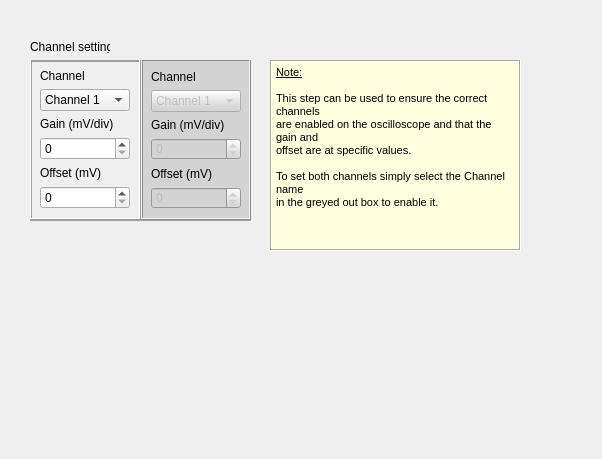
First picture: the form in Widget_Library/widget_oscilloscope_channels.ui, repository 8foldrepo/RF_Balance_Profound, before the edit.
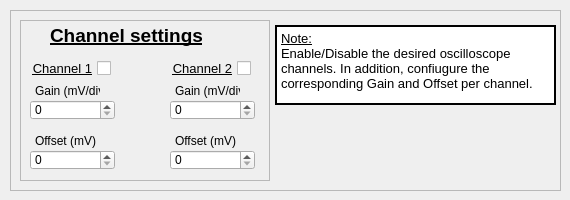
Second picture: the form after the edit.

Diff of the .ui file:
```diff
--- a/Widget_Library/widget_oscilloscope_channels.ui
+++ b/Widget_Library/widget_oscilloscope_channels.ui
@@ -6,226 +6,235 @@
    <rect>
     <x>0</x>
     <y>0</y>
-    <width>602</width>
-    <height>459</height>
+    <width>570</width>
+    <height>200</height>
    </rect>
   </property>
+  <property name="minimumSize">
+   <size>
+    <width>570</width>
+    <height>200</height>
+   </size>
+  </property>
+  <property name="maximumSize">
+   <size>
+    <width>670</width>
+    <height>300</height>
+   </size>
+  </property>
   <property name="windowTitle">
    <string>Form</string>
   </property>
-  <widget class="QLabel" name="label">
+  <widget class="QFrame" name="frame_2">
    <property name="geometry">
     <rect>
-     <x>30</x>
-     <y>40</y>
-     <width>80</width>
-     <height>13</height>
-    </rect>
-   </property>
-   <property name="text">
-    <string>Channel settings</string>
-   </property>
-  </widget>
-  <widget class="QFrame" name="channel_set_frame">
-   <property name="geometry">
-    <rect>
-     <x>30</x>
-     <y>60</y>
-     <width>221</width>
-     <height>161</height>
+     <x>10</x>
+     <y>10</y>
+     <width>551</width>
+     <height>181</height>
     </rect>
    </property>
    <property name="frameShape">
-    <enum>QFrame::Box</enum>
+    <enum>QFrame::StyledPanel</enum>
    </property>
    <property name="frameShadow">
     <enum>QFrame::Raised</enum>
    </property>
-   <widget class="QWidget" name="layoutWidget">
+   <widget class="QTextBrowser" name="config_osc_channel_note">
     <property name="geometry">
      <rect>
-      <x>0</x>
-      <y>-1</y>
-      <width>221</width>
-      <height>161</height>
+      <x>265</x>
+      <y>15</y>
+      <width>281</width>
+      <height>80</height>
      </rect>
     </property>
-    <layout class="QHBoxLayout" name="channel_set_horz">
-     <property name="spacing">
-      <number>0</number>
-     </property>
-     <item>
-      <widget class="QFrame" name="channel_frame_left">
-       <property name="frameShape">
-        <enum>QFrame::Box</enum>
-       </property>
-       <property name="frameShadow">
-        <enum>QFrame::Raised</enum>
-       </property>
-       <widget class="QWidget" name="layoutWidget">
-        <property name="geometry">
-         <rect>
-          <x>10</x>
-          <y>10</y>
-          <width>90</width>
-          <height>140</height>
-         </rect>
-        </property>
-        <layout class="QVBoxLayout" name="channel_gain_offset_vert">
-         <item>
-          <widget class="QLabel" name="label_2">
-           <property name="text">
-            <string>Channel</string>
-           </property>
-          </widget>
-         </item>
-         <item>
-          <widget class="QComboBox" name="channel_combo">
-           <item>
-            <property name="text">
-             <string>Channel 1</string>
-            </property>
-           </item>
-           <item>
-            <property name="text">
-             <string>Channel 2</string>
-            </property>
-           </item>
-          </widget>
-         </item>
-         <item>
-          <widget class="QLabel" name="label_4">
-           <property name="text">
-            <string>Gain (mV/div)</string>
-           </property>
-          </widget>
-         </item>
-         <item>
-          <widget class="QSpinBox" name="gain_spin"/>
-         </item>
-         <item>
-          <widget class="QLabel" name="label_5">
-           <property name="text">
-            <string>Offset (mV)</string>
-           </property>
-          </widget>
-         </item>
-         <item>
-          <widget class="QSpinBox" name="offset_spin"/>
-         </item>
-        </layout>
-       </widget>
-      </widget>
-     </item>
-     <item>
-      <widget class="QFrame" name="channel_right_right">
-       <property name="styleSheet">
-        <string notr="true">background:lightgrey</string>
-       </property>
-       <property name="frameShape">
-        <enum>QFrame::Box</enum>
-       </property>
-       <property name="frameShadow">
-        <enum>QFrame::Raised</enum>
-       </property>
-       <widget class="QWidget" name="layoutWidget">
-        <property name="geometry">
-         <rect>
-          <x>10</x>
-          <y>10</y>
-          <width>90</width>
-          <height>140</height>
-         </rect>
-        </property>
-        <layout class="QVBoxLayout" name="channel_gain_offset_right_vert">
-         <item>
-          <widget class="QLabel" name="label_3">
-           <property name="text">
-            <string>Channel</string>
-           </property>
-          </widget>
-         </item>
-         <item>
-          <widget class="QComboBox" name="channel_right_combo">
-           <property name="enabled">
-            <bool>false</bool>
-           </property>
-           <item>
-            <property name="text">
-             <string>Channel 1</string>
-            </property>
-           </item>
-           <item>
-            <property name="text">
-             <string>Channel 2</string>
-            </property>
-           </item>
-          </widget>
-         </item>
-         <item>
-          <widget class="QLabel" name="label_6">
-           <property name="text">
-            <string>Gain (mV/div)</string>
-           </property>
-          </widget>
-         </item>
-         <item>
-          <widget class="QSpinBox" name="gain_right_spin">
-           <property name="enabled">
-            <bool>false</bool>
-           </property>
-          </widget>
-         </item>
-         <item>
-          <widget class="QLabel" name="label_7">
-           <property name="text">
-            <string>Offset (mV)</string>
-           </property>
-          </widget>
-         </item>
-         <item>
-          <widget class="QSpinBox" name="offset_right_spin">
-           <property name="enabled">
-            <bool>false</bool>
-           </property>
-          </widget>
-         </item>
-        </layout>
-       </widget>
-      </widget>
-     </item>
-    </layout>
-   </widget>
-  </widget>
-  <widget class="QTextBrowser" name="config_osc_channel_note">
-   <property name="geometry">
-    <rect>
-     <x>270</x>
-     <y>60</y>
-     <width>251</width>
-     <height>191</height>
-    </rect>
-   </property>
-   <property name="styleSheet">
-    <string notr="true">background-color:lightyellow</string>
-   </property>
-   <property name="frameShape">
-    <enum>QFrame::Box</enum>
-   </property>
-   <property name="html">
-    <string>&lt;!DOCTYPE HTML PUBLIC &quot;-//W3C//DTD HTML 4.0//EN&quot; &quot;http://www.w3.org/TR/REC-html40/strict.dtd&quot;&gt;
+    <property name="styleSheet">
+     <string notr="true">background-color:rgb(255, 255, 255);</string>
+    </property>
+    <property name="frameShape">
+     <enum>QFrame::Box</enum>
+    </property>
+    <property name="frameShadow">
+     <enum>QFrame::Plain</enum>
+    </property>
+    <property name="lineWidth">
+     <number>2</number>
+    </property>
+    <property name="html">
+     <string>&lt;!DOCTYPE HTML PUBLIC &quot;-//W3C//DTD HTML 4.0//EN&quot; &quot;http://www.w3.org/TR/REC-html40/strict.dtd&quot;&gt;
 &lt;html&gt;&lt;head&gt;&lt;meta name=&quot;qrichtext&quot; content=&quot;1&quot; /&gt;&lt;style type=&quot;text/css&quot;&gt;
 p, li { white-space: pre-wrap; }
 &lt;/style&gt;&lt;/head&gt;&lt;body style=&quot; font-family:'MS Shell Dlg 2'; font-size:8.25pt; font-weight:400; font-style:normal;&quot;&gt;
-&lt;p style=&quot; margin-top:0px; margin-bottom:0px; margin-left:0px; margin-right:0px; -qt-block-indent:0; text-indent:0px;&quot;&gt;&lt;span style=&quot; font-size:8pt; text-decoration: underline;&quot;&gt;Note:&lt;/span&gt;&lt;/p&gt;
-&lt;p style=&quot;-qt-paragraph-type:empty; margin-top:0px; margin-bottom:0px; margin-left:0px; margin-right:0px; -qt-block-indent:0; text-indent:0px; font-size:8pt; text-decoration: underline;&quot;&gt;&lt;br /&gt;&lt;/p&gt;
-&lt;p style=&quot; margin-top:0px; margin-bottom:0px; margin-left:0px; margin-right:0px; -qt-block-indent:0; text-indent:0px;&quot;&gt;&lt;span style=&quot; font-size:8pt;&quot;&gt;This step can be used to ensure the correct channels&lt;/span&gt;&lt;/p&gt;
-&lt;p style=&quot; margin-top:0px; margin-bottom:0px; margin-left:0px; margin-right:0px; -qt-block-indent:0; text-indent:0px;&quot;&gt;&lt;span style=&quot; font-size:8pt;&quot;&gt;are enabled on the oscilloscope and that the gain and&lt;/span&gt;&lt;/p&gt;
-&lt;p style=&quot; margin-top:0px; margin-bottom:0px; margin-left:0px; margin-right:0px; -qt-block-indent:0; text-indent:0px;&quot;&gt;&lt;span style=&quot; font-size:8pt;&quot;&gt;offset are at specific values.&lt;/span&gt;&lt;/p&gt;
-&lt;p style=&quot;-qt-paragraph-type:empty; margin-top:0px; margin-bottom:0px; margin-left:0px; margin-right:0px; -qt-block-indent:0; text-indent:0px; font-size:8pt;&quot;&gt;&lt;br /&gt;&lt;/p&gt;
-&lt;p style=&quot; margin-top:0px; margin-bottom:0px; margin-left:0px; margin-right:0px; -qt-block-indent:0; text-indent:0px;&quot;&gt;&lt;span style=&quot; font-size:8pt;&quot;&gt;To set both channels simply select the Channel name&lt;/span&gt;&lt;/p&gt;
-&lt;p style=&quot; margin-top:0px; margin-bottom:0px; margin-left:0px; margin-right:0px; -qt-block-indent:0; text-indent:0px;&quot;&gt;&lt;span style=&quot; font-size:8pt;&quot;&gt;in the greyed out box to enable it.&lt;/span&gt;&lt;/p&gt;&lt;/body&gt;&lt;/html&gt;</string>
-   </property>
+&lt;p style=&quot; margin-top:0px; margin-bottom:0px; margin-left:0px; margin-right:0px; -qt-block-indent:0; text-indent:0px;&quot;&gt;&lt;span style=&quot; font-size:10pt; text-decoration: underline;&quot;&gt;Note:&lt;/span&gt;&lt;/p&gt;
+&lt;p style=&quot; margin-top:0px; margin-bottom:0px; margin-left:0px; margin-right:0px; -qt-block-indent:0; text-indent:0px;&quot;&gt;&lt;span style=&quot; font-size:10pt;&quot;&gt;Enable/Disable the desired oscilloscope channels. In addition, confiugure the corresponding Gain and Offset per channel.&lt;/span&gt;&lt;/p&gt;&lt;/body&gt;&lt;/html&gt;</string>
+    </property>
+   </widget>
+   <widget class="QFrame" name="frame">
+    <property name="geometry">
+     <rect>
+      <x>10</x>
+      <y>10</y>
+      <width>250</width>
+      <height>161</height>
+     </rect>
+    </property>
+    <property name="frameShape">
+     <enum>QFrame::StyledPanel</enum>
+    </property>
+    <property name="frameShadow">
+     <enum>QFrame::Raised</enum>
+    </property>
+    <widget class="QLabel" name="label">
+     <property name="geometry">
+      <rect>
+       <x>30</x>
+       <y>0</y>
+       <width>171</width>
+       <height>31</height>
+      </rect>
+     </property>
+     <property name="text">
+      <string>&lt;html&gt;&lt;head/&gt;&lt;body&gt;&lt;p&gt;&lt;span style=&quot; font-size:14pt; font-weight:600; text-decoration: underline;&quot;&gt;Channel settings&lt;/span&gt;&lt;/p&gt;&lt;/body&gt;&lt;/html&gt;</string>
+     </property>
+    </widget>
+    <widget class="QLabel" name="label_4">
+     <property name="geometry">
+      <rect>
+       <x>15</x>
+       <y>60</y>
+       <width>65</width>
+       <height>21</height>
+      </rect>
+     </property>
+     <property name="text">
+      <string>Gain (mV/div)</string>
+     </property>
+    </widget>
+    <widget class="QSpinBox" name="gain_spin">
+     <property name="geometry">
+      <rect>
+       <x>10</x>
+       <y>80</y>
+       <width>85</width>
+       <height>20</height>
+      </rect>
+     </property>
+    </widget>
+    <widget class="QLabel" name="label_5">
+     <property name="geometry">
+      <rect>
+       <x>15</x>
+       <y>110</y>
+       <width>61</width>
+       <height>21</height>
+      </rect>
+     </property>
+     <property name="text">
+      <string>Offset (mV)</string>
+     </property>
+    </widget>
+    <widget class="QSpinBox" name="offset_spin">
+     <property name="geometry">
+      <rect>
+       <x>10</x>
+       <y>130</y>
+       <width>85</width>
+       <height>20</height>
+      </rect>
+     </property>
+    </widget>
+    <widget class="QLabel" name="label_9">
+     <property name="geometry">
+      <rect>
+       <x>155</x>
+       <y>110</y>
+       <width>61</width>
+       <height>21</height>
+      </rect>
+     </property>
+     <property name="text">
+      <string>Offset (mV)</string>
+     </property>
+    </widget>
+    <widget class="QSpinBox" name="offset_right_spin">
+     <property name="geometry">
+      <rect>
+       <x>150</x>
+       <y>130</y>
+       <width>85</width>
+       <height>20</height>
+      </rect>
+     </property>
+    </widget>
+    <widget class="QSpinBox" name="gain_right_spin">
+     <property name="geometry">
+      <rect>
+       <x>150</x>
+       <y>80</y>
+       <width>85</width>
+       <height>20</height>
+      </rect>
+     </property>
+    </widget>
+    <widget class="QLabel" name="label_10">
+     <property name="geometry">
+      <rect>
+       <x>155</x>
+       <y>60</y>
+       <width>65</width>
+       <height>21</height>
+      </rect>
+     </property>
+     <property name="text">
+      <string>Gain (mV/div)</string>
+     </property>
+    </widget>
+    <widget class="QCheckBox" name="channel_1_checkbox">
+     <property name="geometry">
+      <rect>
+       <x>10</x>
+       <y>40</y>
+       <width>81</width>
+       <height>17</height>
+      </rect>
+     </property>
+     <property name="font">
+      <font>
+       <pointsize>10</pointsize>
+       <underline>true</underline>
+      </font>
+     </property>
+     <property name="layoutDirection">
+      <enum>Qt::RightToLeft</enum>
+     </property>
+     <property name="text">
+      <string>Channel 1</string>
+     </property>
+    </widget>
+    <widget class="QCheckBox" name="channel_2_checkbox">
+     <property name="geometry">
+      <rect>
+       <x>150</x>
+       <y>40</y>
+       <width>81</width>
+       <height>17</height>
+      </rect>
+     </property>
+     <property name="font">
+      <font>
+       <pointsize>10</pointsize>
+       <underline>true</underline>
+      </font>
+     </property>
+     <property name="layoutDirection">
+      <enum>Qt::RightToLeft</enum>
+     </property>
+     <property name="text">
+      <string>Channel 2</string>
+     </property>
+    </widget>
+   </widget>
   </widget>
  </widget>
  <resources/>
```
